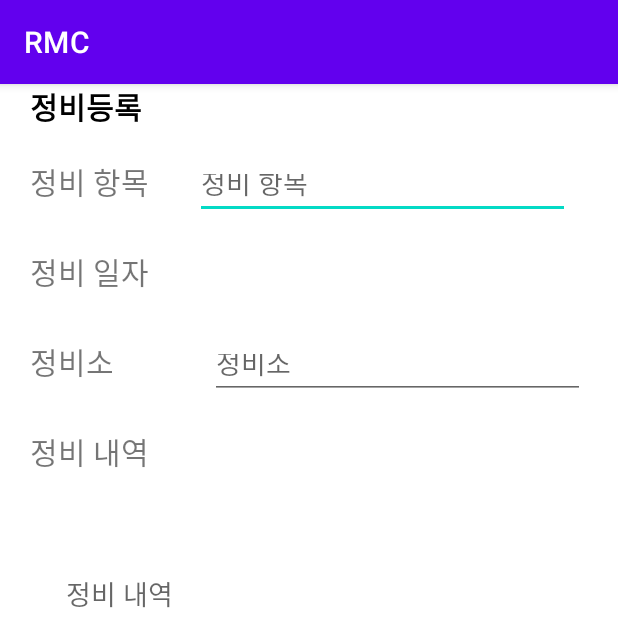
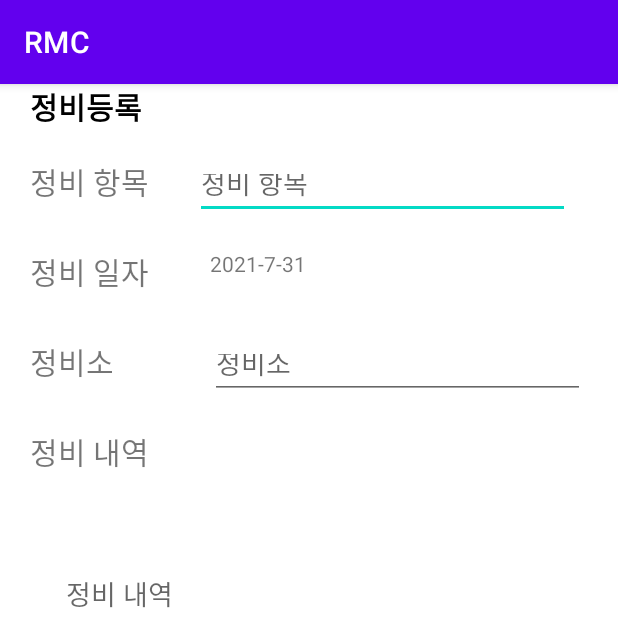
Before and after one commit to kaaang/korea_project3, an Android app: the fragment Main_maintenance_regist shown on its own in the app's theme, on a phone screen of 412 x 824 dp, the top half of it. Run offline under Robolectric (Android 15) with nearby library versions, the phone set to English and light mode, and no system bars.

Commit message:
정비 수정/등록 레이아웃 하나로 사용. 등록시 자동으로 오늘 날짜 연동, 날짜 클릭 시 자동 연동. 수정시 해당 날짜의 데이터 연동(DB연동이 필요한 정비 내역은 미연동)//Jinah0731

```diff
--- a/app/src/main/java/com/ridingmate/app/activity/main/MainActivity.java
+++ b/app/src/main/java/com/ridingmate/app/activity/main/MainActivity.java
@@ -29,7 +29,7 @@ public class MainActivity extends AppCompatActivity {
     // 프래그먼트 관리 어댑터
     PageAdapter pageAdapter;
     // 뷰페이저
-   private  static   ViewPager2 viewPager;
+   public   static   ViewPager2 viewPager;
     //상단 툴바
     Toolbar toolbar;
     String[] category=null;
--- a/app/src/main/java/com/ridingmate/app/fragment/main/Main_main.java
+++ b/app/src/main/java/com/ridingmate/app/fragment/main/Main_main.java
@@ -146,7 +146,7 @@ public class Main_main extends Fragment {
         if (month == 12)
             return "12월 ";
 
-        return "JAN";
+        return "01월";
     }
 
 
--- a/app/src/main/java/com/ridingmate/app/fragment/main/Main_maintenance_regist.java
+++ b/app/src/main/java/com/ridingmate/app/fragment/main/Main_maintenance_regist.java
@@ -1,24 +1,72 @@
 package com.ridingmate.app.fragment.main;
 
 import android.os.Bundle;
+import android.util.Log;
 import android.view.LayoutInflater;
 import android.view.View;
 import android.view.ViewGroup;
 import android.widget.TextView;
 
 import androidx.fragment.app.Fragment;
+import androidx.fragment.app.FragmentTransaction;
 
 import com.ridingmate.app.R;
+import com.ridingmate.app.activity.main.MainActivity;
+import com.ridingmate.app.util.main.MaintenanceAdpter;
+import com.ridingmate.app.util.main.MaintenanceDAO;
 
 public class Main_maintenance_regist extends Fragment {
-    private TextView maintenance_date;
+    // 정보
+    public static TextView maintenance_date;
+    public static TextView  maintenance_list;
+    public static TextView maintenance_location;
+
+    // 등록 수정 xml 공통 버튼
+    public static TextView btn_regist;
+    private TextView btn_list;
+
+    // 프레그먼트 업데이트(등록, 수정 넘어갈때)
+    public  static  boolean check_actiive = false;
+    public  static  boolean check_edit;
+    public  static  int check_id;
+
     @Override
     public View onCreateView( LayoutInflater inflater, ViewGroup container, Bundle savedInstanceState) {
 
-        View view=inflater.inflate(R.layout.fragment_main_maintenance_regist,container,false);
+        View view = inflater.inflate(R.layout.fragment_main_maintenance_regist, container, false);
 
-        maintenance_date= (TextView)view.findViewById(R.id.regist_maintenance_date);
-        maintenance_date.setText(Main_maintenance_list.m_date);
+        maintenance_date = (TextView) view.findViewById(R.id.regist_maintenance_date);
+        maintenance_list = (TextView) view.findViewById(R.id.regist_maintenance_list);
+        maintenance_location = (TextView) view.findViewById(R.id.regist_maintenance_location);
+        btn_regist = (TextView) view.findViewById(R.id.btn_maintenance_regist);
+        ChangeTextView(check_id, check_edit);
+        btn_list = (TextView) view.findViewById(R.id.btn_maintenance_list);
+        btn_list.setOnClickListener(new View.OnClickListener() {
+            @Override
+            public void onClick(View v) {
+                MainActivity.showPage(0);
+            }
+        });
+        check_actiive = true;
         return view;
     }
+    public  static  void ChangeTextView(int id, boolean check){
+
+        if(check){
+            MaintenanceDAO dao = MaintenanceAdpter.arrayList.get(id);
+            //현제 데이터 가져오기
+            maintenance_date.setText(dao.getItem_maintenance_date());
+            maintenance_list.setText(dao.getItem_maintenance());
+            maintenance_location.setText(dao.getItem_maintenance_location());
+
+            btn_regist.setText("수정");
+        }
+        else {
+
+            maintenance_date.setText(Main_maintenance_list.m_date);
+            maintenance_list.setText("");
+            maintenance_location.setText("");
+            btn_regist.setText("등록");
+        }
+    }
 }
--- a/app/src/main/res/layout/fragment_main_main.xml
+++ b/app/src/main/res/layout/fragment_main_main.xml
@@ -218,7 +218,7 @@
                 android:layout_gravity="bottom|right"
                 android:layout_marginRight="30dp"
                 android:layout_marginBottom="20dp"
-                android:text="주유 기록 등록"
+                android:text="주유 등록"
                 android:textColor="@color/white"
                 android:textSize="10dp"
                 android:textStyle="bold" />
```
Also changed, not shown: app/src/main/java/com/ridingmate/app/fragment/main/Main_maintenance_list.java (+24 -1 lines), app/src/main/java/com/ridingmate/app/util/main/MaintenanceAdpter.java (+29 -3 lines), app/src/main/java/com/ridingmate/app/util/main/MaintenanceDAO.java (+12 -3 lines), app/src/main/res/layout/fragment_main_maintenance_list.xml (+15 -7 lines), app/src/main/res/layout/fragment_main_mileage_list.xml (deleted, +0 -15 lines), app/src/main/res/layout/item_main_maintenance_list.xml (+35 -0 lines).
